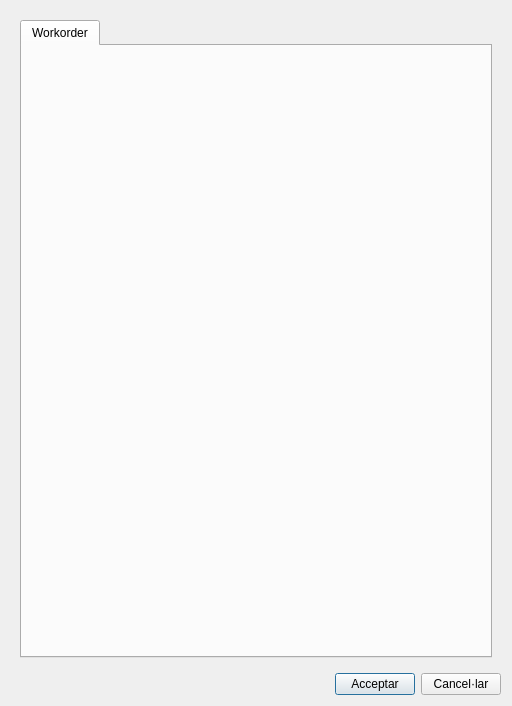
Qt form core/ui/toolbars/cm/add_workorder.ui (Giswater/giswater_qgis_plugin) before a commit.
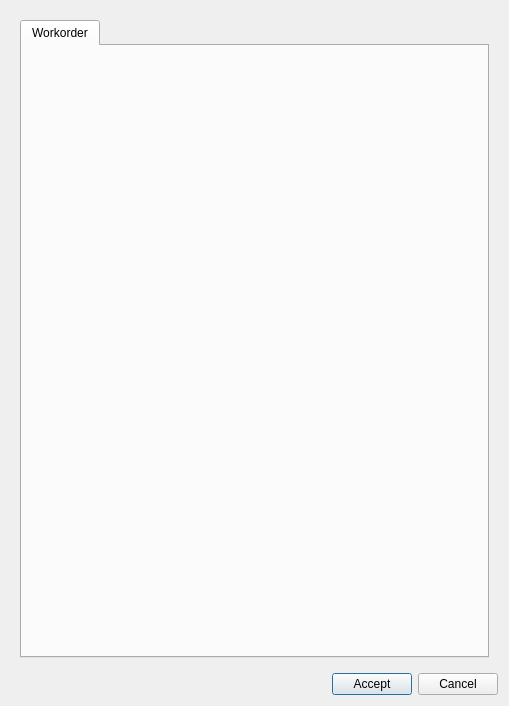
The same form after that commit.

Diff of the .ui file:
```diff
--- a/core/ui/toolbars/cm/add_workorder.ui
+++ b/core/ui/toolbars/cm/add_workorder.ui
@@ -6,7 +6,7 @@
    <rect>
     <x>0</x>
     <y>0</y>
-    <width>512</width>
+    <width>509</width>
     <height>706</height>
    </rect>
   </property>
@@ -42,14 +42,14 @@
      <item row="0" column="1">
       <widget class="QPushButton" name="btn_accept">
        <property name="text">
-        <string>Acceptar</string>
+        <string>Accept</string>
        </property>
       </widget>
      </item>
      <item row="0" column="2">
       <widget class="QPushButton" name="btn_cancel">
        <property name="text">
-        <string>Cancel·lar</string>
+        <string>Cancel</string>
        </property>
       </widget>
      </item>
```
